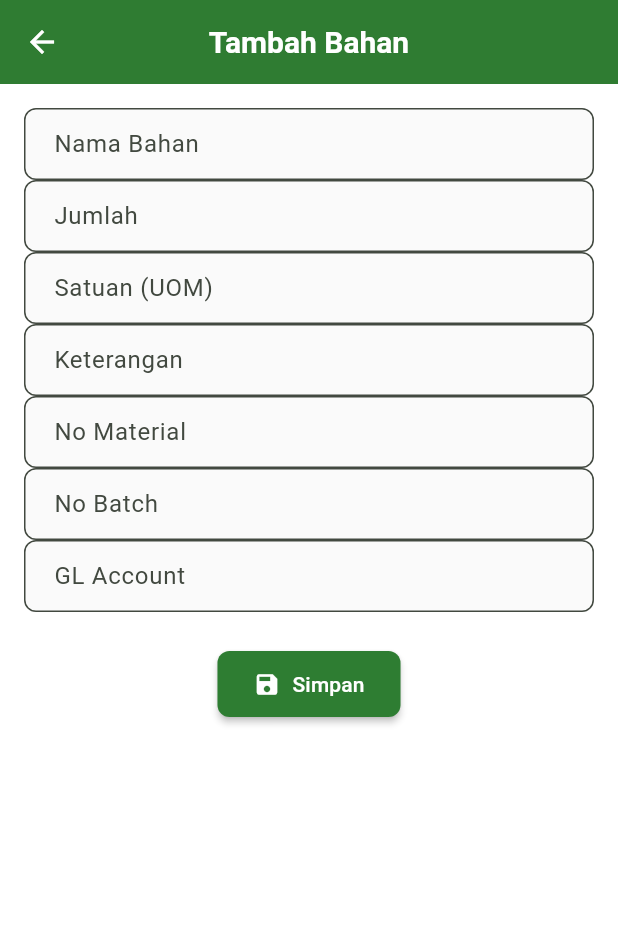
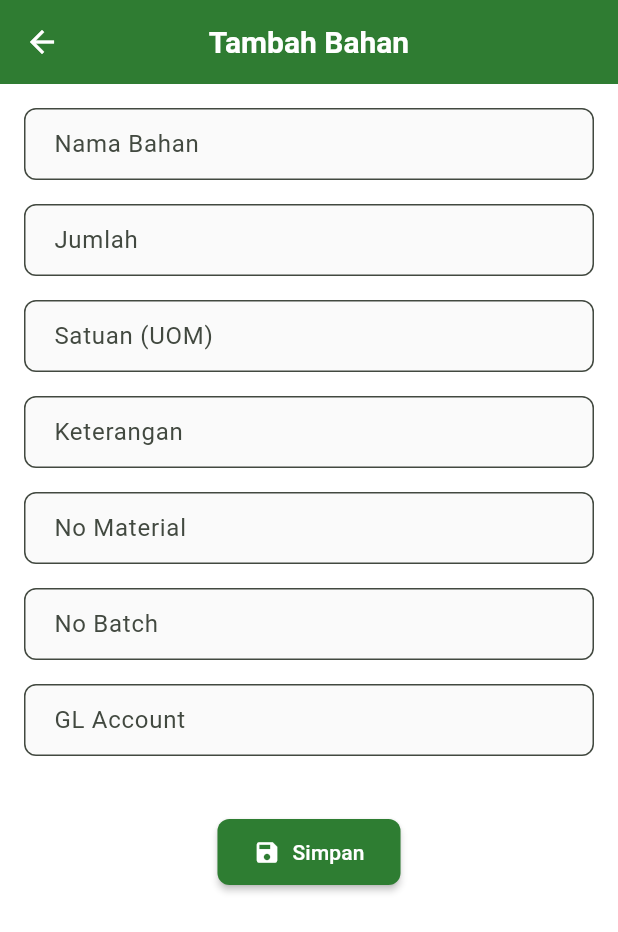
Before and after one commit to jemmy-sinarmas/bkm_prototype, a Flutter app: the EditMaterialScreen screen opened directly, on a phone screen of 412 x 824 dp. Shown: the top 932 px of the screen. Run offline on Flutter 3.47's test engine with Material 3 defaults, Android fonts, the light colour scheme and no system bars.

Commit message:
Fixing margins

```diff
--- a/lib/screens/bkm/edit_material_screen.dart
+++ b/lib/screens/bkm/edit_material_screen.dart
@@ -80,20 +80,26 @@ class _EditMaterialScreenState extends State<EditMaterialScreen> {
   }
 
   Widget _buildField(String label, TextEditingController c, {TextInputType keyboard = TextInputType.text}) {
-    return TextField(
+    return Padding(
+      padding: const EdgeInsets.only(bottom: 16),
+      child: TextField(
         controller: c,
         keyboardType: keyboard,
         enabled: widget.isEditable && !widget.isOperator,
         decoration: InputDecoration(labelText: label),
+      ),
     );
   }
 
   Widget _buildOperatorField(String label, TextEditingController c, {TextInputType keyboard = TextInputType.text}) {
-    return TextField(
+    return Padding(
+      padding: const EdgeInsets.only(bottom: 16),
+      child: TextField(
         controller: c,
         keyboardType: keyboard,
         enabled: widget.isEditable,
         decoration: InputDecoration(labelText: label),
+      ),
     );
   }
 }
```
Also changed, not shown: lib/screens/bkm/edit_transport_screen.dart (+8 -5 lines), lib/screens/bkm/edit_work_result_screen.dart (+8 -2 lines), lib/screens/bkm/edit_worker_screen.dart (+8 -5 lines). Lines whose indentation alone changed are shown as unchanged.
